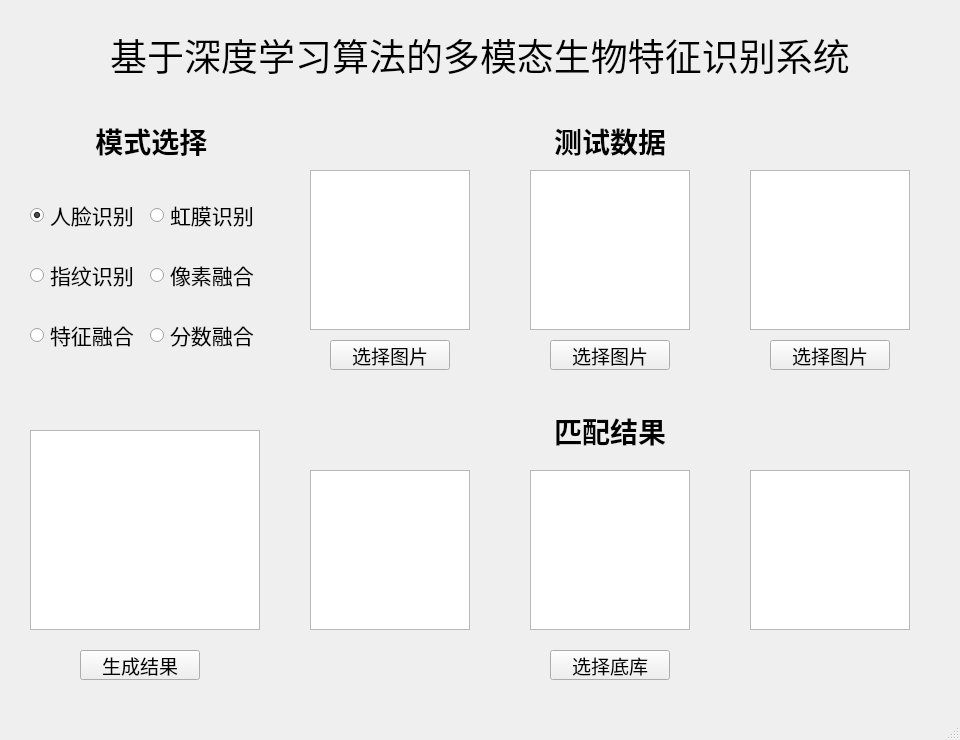
Above: mainwindow.ui from yuzhijia1997/multi_modal before the change. Below: the same form after it.
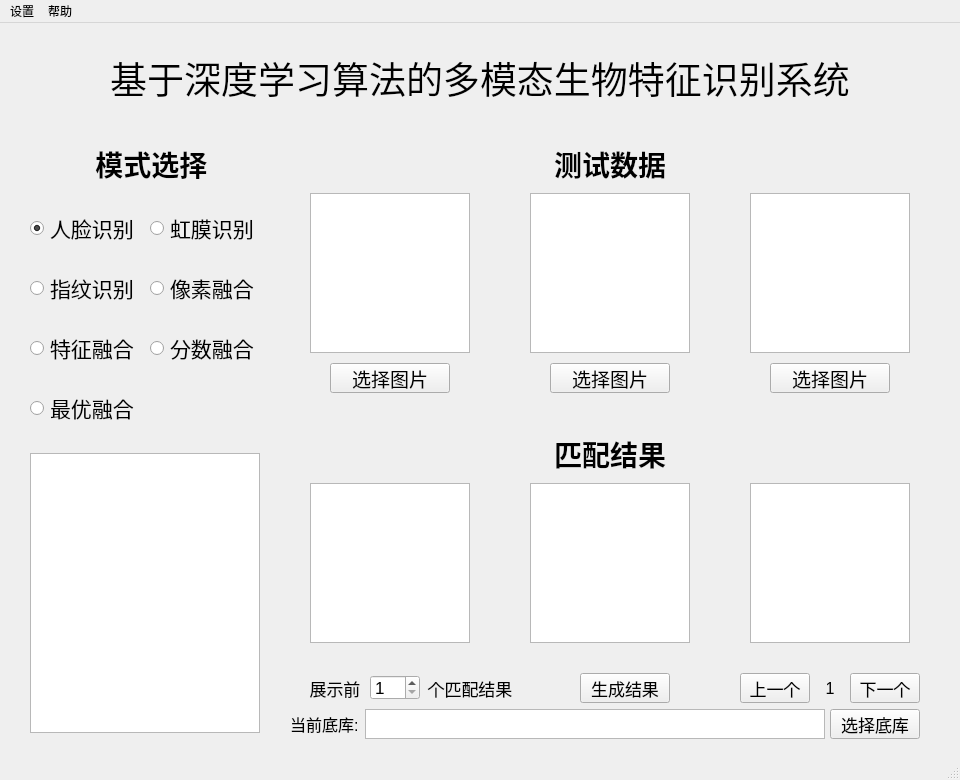
That is the form after the change. Custom widgets are drawn as their Qt base class.

Commit message: 修改界面ui，加入菜单栏和输出结果功能

Diff of the .ui file:
```diff
--- a/mainwindow.ui
+++ b/mainwindow.ui
@@ -7,7 +7,7 @@
     <x>0</x>
     <y>0</y>
     <width>960</width>
-    <height>740</height>
+    <height>780</height>
    </rect>
   </property>
   <property name="windowTitle">
@@ -53,7 +53,7 @@
      <property name="geometry">
       <rect>
        <x>10</x>
-       <y>80</y>
+       <y>70</y>
        <width>120</width>
        <height>30</height>
       </rect>
@@ -74,7 +74,7 @@
      <property name="geometry">
       <rect>
        <x>10</x>
-       <y>140</y>
+       <y>130</y>
        <width>120</width>
        <height>30</height>
       </rect>
@@ -92,7 +92,7 @@
      <property name="geometry">
       <rect>
        <x>130</x>
-       <y>140</y>
+       <y>130</y>
        <width>120</width>
        <height>30</height>
       </rect>
@@ -113,7 +113,7 @@
      <property name="geometry">
       <rect>
        <x>130</x>
-       <y>80</y>
+       <y>70</y>
        <width>120</width>
        <height>30</height>
       </rect>
@@ -131,7 +131,7 @@
      <property name="geometry">
       <rect>
        <x>10</x>
-       <y>200</y>
+       <y>190</y>
        <width>120</width>
        <height>30</height>
       </rect>
@@ -149,7 +149,7 @@
      <property name="geometry">
       <rect>
        <x>130</x>
-       <y>200</y>
+       <y>190</y>
        <width>120</width>
        <height>30</height>
       </rect>
@@ -166,6 +166,24 @@
       <bool>false</bool>
      </property>
     </widget>
+    <widget class="QRadioButton" name="radioButton_optimal">
+     <property name="geometry">
+      <rect>
+       <x>10</x>
+       <y>250</y>
+       <width>120</width>
+       <height>30</height>
+      </rect>
+     </property>
+     <property name="font">
+      <font>
+       <pointsize>16</pointsize>
+      </font>
+     </property>
+     <property name="text">
+      <string>最优融合</string>
+     </property>
+    </widget>
    </widget>
    <widget class="QWidget" name="ResultWidget" native="true">
     <property name="geometry">
@@ -173,7 +191,7 @@
       <x>20</x>
       <y>420</y>
       <width>250</width>
-      <height>270</height>
+      <height>300</height>
      </rect>
     </property>
     <widget class="QTextBrowser" name="textBrowser">
@@ -182,7 +200,7 @@
        <x>10</x>
        <y>10</y>
        <width>230</width>
-       <height>200</height>
+       <height>280</height>
       </rect>
      </property>
      <property name="font">
@@ -192,35 +210,6 @@
       </font>
      </property>
     </widget>
-    <widget class="QPushButton" name="pushButtond_res">
-     <property name="geometry">
-      <rect>
-       <x>60</x>
-       <y>230</y>
-       <width>120</width>
-       <height>30</height>
-      </rect>
-     </property>
-     <property name="baseSize">
-      <size>
-       <width>0</width>
-       <height>0</height>
-      </size>
-     </property>
-     <property name="font">
-      <font>
-       <pointsize>14</pointsize>
-      </font>
-     </property>
-     <property name="styleSheet">
-      <string notr="true">border-color: rgb(0, 0, 0);
-border-width: 2px;
-</string>
-     </property>
-     <property name="text">
-      <string>生成结果</string>
-     </property>
-    </widget>
    </widget>
    <widget class="QWidget" name="TestWidget" native="true">
     <property name="geometry">
@@ -378,7 +367,7 @@
       <x>280</x>
       <y>410</y>
       <width>660</width>
-      <height>280</height>
+      <height>220</height>
      </rect>
     </property>
     <widget class="QLabel" name="label_2">
@@ -408,7 +397,7 @@
      <property name="geometry">
       <rect>
        <x>30</x>
-       <y>60</y>
+       <y>50</y>
        <width>160</width>
        <height>160</height>
       </rect>
@@ -418,7 +407,7 @@
      <property name="geometry">
       <rect>
        <x>250</x>
-       <y>60</y>
+       <y>50</y>
        <width>160</width>
        <height>160</height>
       </rect>
@@ -428,41 +417,12 @@
      <property name="geometry">
       <rect>
        <x>470</x>
-       <y>60</y>
+       <y>50</y>
        <width>160</width>
        <height>160</height>
       </rect>
      </property>
     </widget>
-    <widget class="QPushButton" name="pushButtond_gallery">
-     <property name="geometry">
-      <rect>
-       <x>270</x>
-       <y>240</y>
-       <width>120</width>
-       <height>30</height>
-      </rect>
-     </property>
-     <property name="baseSize">
-      <size>
-       <width>0</width>
-       <height>0</height>
-      </size>
-     </property>
-     <property name="font">
-      <font>
-       <pointsize>14</pointsize>
-      </font>
-     </property>
-     <property name="styleSheet">
-      <string notr="true">border-color: rgb(0, 0, 0);
-border-width: 2px;
-</string>
-     </property>
-     <property name="text">
-      <string>选择底库</string>
-     </property>
-    </widget>
    </widget>
    <widget class="QLabel" name="label_3">
     <property name="geometry">
@@ -486,6 +446,252 @@
      <set>Qt::AlignCenter</set>
     </property>
    </widget>
+   <widget class="QWidget" name="FunctionWidget" native="true">
+    <property name="geometry">
+     <rect>
+      <x>280</x>
+      <y>640</y>
+      <width>660</width>
+      <height>80</height>
+     </rect>
+    </property>
+    <widget class="QPushButton" name="pushButtond_gallery">
+     <property name="geometry">
+      <rect>
+       <x>550</x>
+       <y>46</y>
+       <width>90</width>
+       <height>30</height>
+      </rect>
+     </property>
+     <property name="baseSize">
+      <size>
+       <width>0</width>
+       <height>0</height>
+      </size>
+     </property>
+     <property name="font">
+      <font>
+       <pointsize>13</pointsize>
+      </font>
+     </property>
+     <property name="styleSheet">
+      <string notr="true">border-color: rgb(0, 0, 0);
+border-width: 2px;
+</string>
+     </property>
+     <property name="text">
+      <string>选择底库</string>
+     </property>
+    </widget>
+    <widget class="QLabel" name="label_4">
+     <property name="geometry">
+      <rect>
+       <x>10</x>
+       <y>46</y>
+       <width>80</width>
+       <height>30</height>
+      </rect>
+     </property>
+     <property name="font">
+      <font>
+       <pointsize>12</pointsize>
+      </font>
+     </property>
+     <property name="text">
+      <string>当前底库:</string>
+     </property>
+    </widget>
+    <widget class="QTextBrowser" name="galleryTextBrowser">
+     <property name="geometry">
+      <rect>
+       <x>85</x>
+       <y>46</y>
+       <width>460</width>
+       <height>30</height>
+      </rect>
+     </property>
+     <property name="font">
+      <font>
+       <pointsize>8</pointsize>
+      </font>
+     </property>
+    </widget>
+    <widget class="QPushButton" name="pushButtond_up">
+     <property name="geometry">
+      <rect>
+       <x>460</x>
+       <y>10</y>
+       <width>70</width>
+       <height>30</height>
+      </rect>
+     </property>
+     <property name="baseSize">
+      <size>
+       <width>0</width>
+       <height>0</height>
+      </size>
+     </property>
+     <property name="font">
+      <font>
+       <pointsize>13</pointsize>
+      </font>
+     </property>
+     <property name="styleSheet">
+      <string notr="true">border-color: rgb(0, 0, 0);
+border-width: 2px;
+</string>
+     </property>
+     <property name="text">
+      <string>上一个</string>
+     </property>
+    </widget>
+    <widget class="QPushButton" name="pushButtond_down">
+     <property name="geometry">
+      <rect>
+       <x>570</x>
+       <y>10</y>
+       <width>70</width>
+       <height>30</height>
+      </rect>
+     </property>
+     <property name="baseSize">
+      <size>
+       <width>0</width>
+       <height>0</height>
+      </size>
+     </property>
+     <property name="font">
+      <font>
+       <pointsize>13</pointsize>
+      </font>
+     </property>
+     <property name="styleSheet">
+      <string notr="true">border-color: rgb(0, 0, 0);
+border-width: 2px;
+</string>
+     </property>
+     <property name="text">
+      <string>下一个</string>
+     </property>
+    </widget>
+    <widget class="QLabel" name="label_5">
+     <property name="geometry">
+      <rect>
+       <x>540</x>
+       <y>15</y>
+       <width>20</width>
+       <height>20</height>
+      </rect>
+     </property>
+     <property name="font">
+      <font>
+       <pointsize>12</pointsize>
+      </font>
+     </property>
+     <property name="text">
+      <string>1</string>
+     </property>
+     <property name="alignment">
+      <set>Qt::AlignBottom|Qt::AlignHCenter</set>
+     </property>
+    </widget>
+    <widget class="QLabel" name="label_6">
+     <property name="geometry">
+      <rect>
+       <x>20</x>
+       <y>10</y>
+       <width>70</width>
+       <height>30</height>
+      </rect>
+     </property>
+     <property name="font">
+      <font>
+       <pointsize>13</pointsize>
+      </font>
+     </property>
+     <property name="text">
+      <string>展示前</string>
+     </property>
+     <property name="alignment">
+      <set>Qt::AlignCenter</set>
+     </property>
+    </widget>
+    <widget class="QLabel" name="label_7">
+     <property name="geometry">
+      <rect>
+       <x>140</x>
+       <y>10</y>
+       <width>100</width>
+       <height>30</height>
+      </rect>
+     </property>
+     <property name="font">
+      <font>
+       <pointsize>13</pointsize>
+      </font>
+     </property>
+     <property name="text">
+      <string>个匹配结果</string>
+     </property>
+     <property name="alignment">
+      <set>Qt::AlignCenter</set>
+     </property>
+    </widget>
+    <widget class="QSpinBox" name="spinBox">
+     <property name="geometry">
+      <rect>
+       <x>90</x>
+       <y>12</y>
+       <width>50</width>
+       <height>25</height>
+      </rect>
+     </property>
+     <property name="font">
+      <font>
+       <pointsize>13</pointsize>
+      </font>
+     </property>
+     <property name="focusPolicy">
+      <enum>Qt::NoFocus</enum>
+     </property>
+     <property name="minimum">
+      <number>1</number>
+     </property>
+     <property name="maximum">
+      <number>10</number>
+     </property>
+    </widget>
+    <widget class="QPushButton" name="pushButtond_res">
+     <property name="geometry">
+      <rect>
+       <x>300</x>
+       <y>10</y>
+       <width>90</width>
+       <height>30</height>
+      </rect>
+     </property>
+     <property name="baseSize">
+      <size>
+       <width>0</width>
+       <height>0</height>
+      </size>
+     </property>
+     <property name="font">
+      <font>
+       <pointsize>13</pointsize>
+      </font>
+     </property>
+     <property name="styleSheet">
+      <string notr="true">border-color: rgb(0, 0, 0);
+border-width: 2px;
+</string>
+     </property>
+     <property name="text">
+      <string>生成结果</string>
+     </property>
+    </widget>
+   </widget>
   </widget>
   <widget class="QMenuBar" name="menubar">
    <property name="geometry">
@@ -496,9 +702,32 @@
      <height>22</height>
     </rect>
    </property>
+   <widget class="QMenu" name="helpMenu">
+    <property name="title">
+     <string>帮助</string>
+    </property>
+    <addaction name="aboutAction"/>
+    <addaction name="exitAction"/>
+   </widget>
+   <widget class="MyMenu" name="settingMenu">
+    <property name="title">
+     <string>设置</string>
+    </property>
+    <addaction name="accelerateAction"/>
+    <addaction name="saveAction"/>
+   </widget>
+   <addaction name="settingMenu"/>
+   <addaction name="helpMenu"/>
   </widget>
   <widget class="QStatusBar" name="statusbar"/>
  </widget>
+ <customwidgets>
+  <customwidget>
+   <class>MyMenu</class>
+   <extends>QMenu</extends>
+   <header location="global">mymenu.h</header>
+  </customwidget>
+ </customwidgets>
  <resources/>
  <connections/>
 </ui>
```
Left out of the diff: 32 changed lines with no effect on the pictures. The commit also changes 7 other files.
